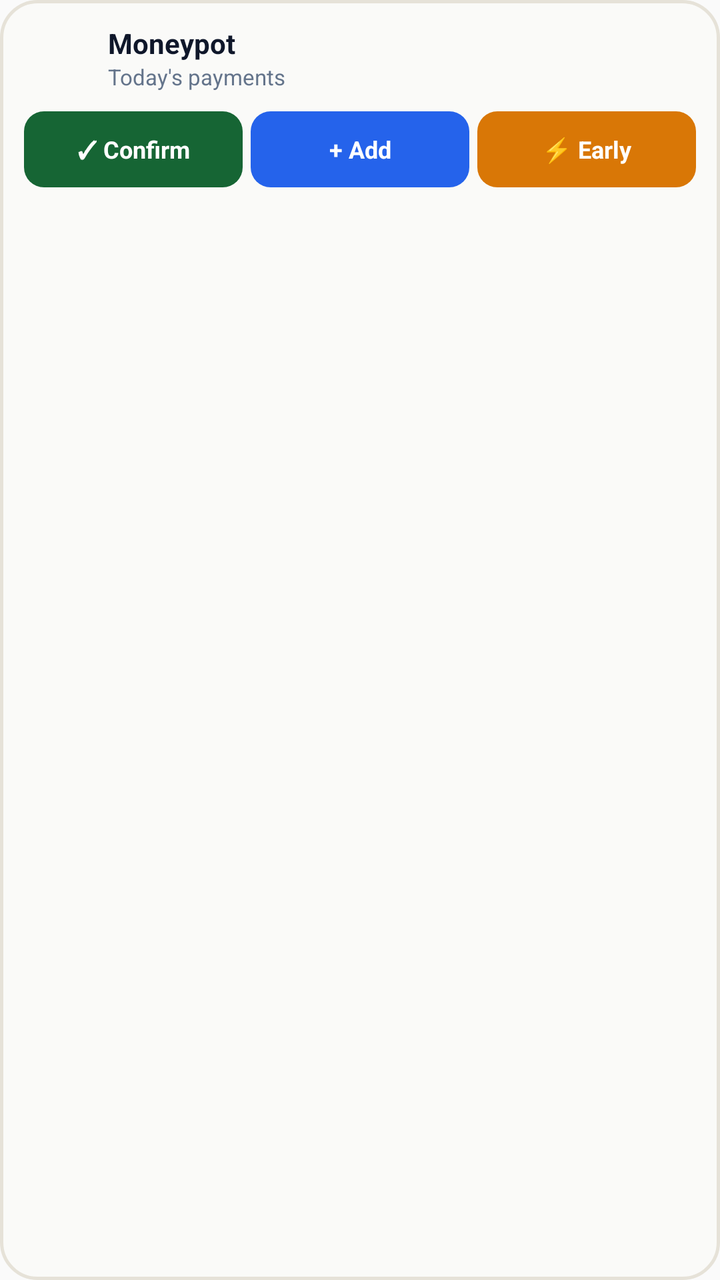
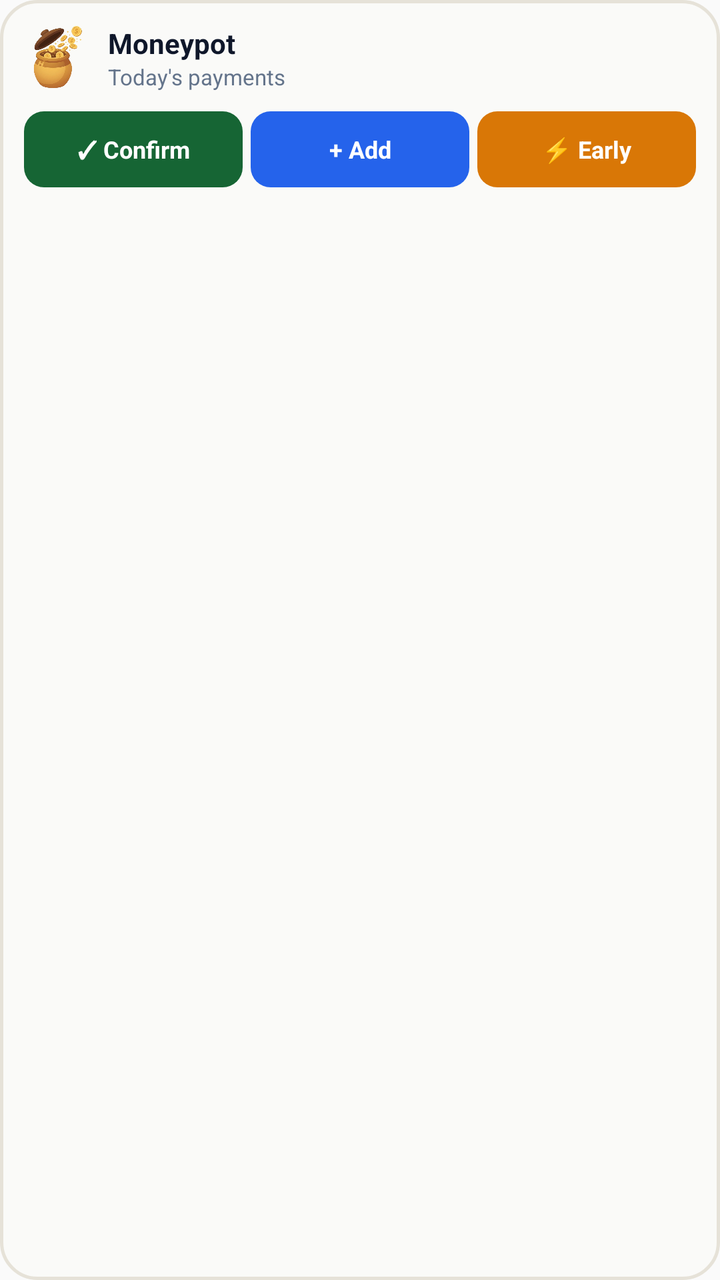

Two renders of the same Android screen: before a commit and after it. Below are the layout's source before the change and the commit's diff.
<!-- AndroidManifest.xml: application theme AppTheme -->
<!-- res/layout/moneypot_widget.xml -->
<?xml version="1.0" encoding="utf-8"?>
<LinearLayout xmlns:android="http://schemas.android.com/apk/res/android"
    android:id="@+id/widget_root"
    android:layout_width="match_parent"
    android:layout_height="match_parent"
    android:orientation="vertical"
    android:background="@drawable/widget_bg"
    android:padding="12dp">

    
    <LinearLayout
        android:id="@+id/widget_header"
        android:layout_width="match_parent"
        android:layout_height="wrap_content"
        android:orientation="horizontal"
        android:gravity="center_vertical">

        <ImageView
            android:id="@+id/widget_logo"
            android:layout_width="32dp"
            android:layout_height="32dp"
            android:src="@mipmap/ic_launcher"
            android:contentDescription="Moneypot Logo" />

        <LinearLayout
            android:layout_width="0dp"
            android:layout_height="wrap_content"
            android:layout_weight="1"
            android:orientation="vertical"
            android:layout_marginStart="10dp">

            <TextView
                android:id="@+id/widget_title"
                android:layout_width="wrap_content"
                android:layout_height="wrap_content"
                android:text="Moneypot"
                android:textColor="#0F172A"
                android:textSize="14sp"
                android:textStyle="bold" />

            <TextView
                android:id="@+id/widget_status_text"
                android:layout_width="wrap_content"
                android:layout_height="wrap_content"
                android:text="Today's payments"
                android:textColor="#64748B"
                android:textSize="11sp" />
        </LinearLayout>

        <TextView
            android:id="@+id/widget_amount_text"
            android:layout_width="wrap_content"
            android:layout_height="wrap_content"
            android:text=""
            android:textColor="#0F172A"
            android:textSize="13sp"
            android:textStyle="bold" />
    </LinearLayout>

    <View
        android:layout_width="match_parent"
        android:layout_height="10dp" />

    
    <LinearLayout
        android:layout_width="match_parent"
        android:layout_height="wrap_content"
        android:orientation="horizontal"
        android:gravity="center">

        <TextView
            android:id="@+id/widget_btn_confirm"
            android:layout_width="0dp"
            android:layout_height="38dp"
            android:layout_weight="1"
            android:layout_marginEnd="4dp"
            android:background="@drawable/widget_btn_confirm_bg"
            android:gravity="center"
            android:text="✓ Confirm"
            android:textColor="#FFFFFF"
            android:textSize="12sp"
            android:textStyle="bold"
            android:clickable="true"
            android:focusable="true" />

        <TextView
            android:id="@+id/widget_btn_add"
            android:layout_width="0dp"
            android:layout_height="38dp"
            android:layout_weight="1"
            android:layout_marginEnd="4dp"
            android:background="@drawable/widget_btn_add_bg"
            android:gravity="center"
            android:text="+ Add"
            android:textColor="#FFFFFF"
            android:textSize="12sp"
            android:textStyle="bold"
            android:clickable="true"
            android:focusable="true" />

        <TextView
            android:id="@+id/widget_btn_early"
            android:layout_width="0dp"
            android:layout_height="38dp"
            android:layout_weight="1"
            android:background="@drawable/widget_btn_early_bg"
            android:gravity="center"
            android:text="⚡ Early"
            android:textColor="#FFFFFF"
            android:textSize="12sp"
            android:textStyle="bold"
            android:clickable="true"
            android:focusable="true" />
    </LinearLayout>

</LinearLayout>
<!-- resources referenced by this layout -->
<resources>
  <!-- drawable widget_bg (drawable) -->
  <?xml version="1.0" encoding="utf-8"?>
  <shape xmlns:android="http://schemas.android.com/apk/res/android"
      android:shape="rectangle">
      <solid android:color="#FAFAF8" />
      <stroke
          android:width="1.5dp"
          android:color="#E6E2D8" />
      <corners android:radius="18dp" />
  </shape>
  <!-- drawable widget_btn_add_bg (drawable) -->
  <?xml version="1.0" encoding="utf-8"?>
  <shape xmlns:android="http://schemas.android.com/apk/res/android"
      android:shape="rectangle">
      <solid android:color="#2563EB" />
      <corners android:radius="10dp" />
  </shape>
  <!-- drawable widget_btn_confirm_bg (drawable) -->
  <?xml version="1.0" encoding="utf-8"?>
  <shape xmlns:android="http://schemas.android.com/apk/res/android"
      android:shape="rectangle">
      <solid android:color="#166534" />
      <corners android:radius="10dp" />
  </shape>
  <!-- drawable widget_btn_early_bg (drawable) -->
  <?xml version="1.0" encoding="utf-8"?>
  <shape xmlns:android="http://schemas.android.com/apk/res/android"
      android:shape="rectangle">
      <solid android:color="#D97706" />
      <corners android:radius="10dp" />
  </shape>
  <!-- mipmap ic_launcher (mipmap-anydpi-v26) -->
  <?xml version="1.0" encoding="utf-8"?>
  <adaptive-icon xmlns:android="http://schemas.android.com/apk/res/android">
      <background android:drawable="@mipmap/ic_launcher_background"/>
      <foreground android:drawable="@mipmap/ic_launcher_foreground"/>
      <monochrome android:drawable="@mipmap/ic_launcher_monochrome"/>
  </adaptive-icon>
  <style name="AppTheme" parent="Theme.AppCompat.DayNight.NoActionBar">
      <item name="android:editTextBackground">@drawable/rn_edit_text_material</item>
      <item name="colorPrimary">@color/colorPrimary</item>
      <item name="android:statusBarColor">@android:color/transparent</item>
      <item name="android:navigationBarColor">@android:color/transparent</item>
    </style>
  <!-- drawable rn_edit_text_material (drawable) -->
  <?xml version="1.0" encoding="utf-8"?>
  <inset xmlns:android="http://schemas.android.com/apk/res/android"
         android:insetLeft="@dimen/abc_edit_text_inset_horizontal_material"
         android:insetRight="@dimen/abc_edit_text_inset_horizontal_material"
         android:insetTop="@dimen/abc_edit_text_inset_top_material"
         android:insetBottom="@dimen/abc_edit_text_inset_bottom_material"
         >
  
      <selector>
          
          <item android:state_enabled="false" android:drawable="@drawable/abc_textfield_default_mtrl_alpha"/>
          <item android:drawable="@drawable/abc_textfield_activated_mtrl_alpha"/>
      </selector>
  
  </inset>
  <color name="colorPrimary">#023c69</color>
</resources>

<!-- the commit's change to res/layout/moneypot_widget.xml (unified diff, before → after) -->
@@ -19,7 +19,7 @@
             android:id="@+id/widget_logo"
             android:layout_width="32dp"
             android:layout_height="32dp"
-            android:src="@mipmap/ic_launcher"
+            android:src="@drawable/widget_logo"
             android:contentDescription="Moneypot Logo" />
 
         <LinearLayout
@@ -57,15 +57,12 @@
             android:textStyle="bold" />
     </LinearLayout>
 
-    <View
-        android:layout_width="match_parent"
-        android:layout_height="10dp" />
-
     
     <LinearLayout
         android:layout_width="match_parent"
         android:layout_height="wrap_content"
         android:orientation="horizontal"
+        android:layout_marginTop="10dp"
         android:gravity="center">
 
         <TextView
@@ -79,9 +76,7 @@
             android:text="✓ Confirm"
             android:textColor="#FFFFFF"
             android:textSize="12sp"
-            android:textStyle="bold"
-            android:clickable="true"
-            android:focusable="true" />
+            android:textStyle="bold" />
 
         <TextView
             android:id="@+id/widget_btn_add"
@@ -94,9 +89,7 @@
             android:text="+ Add"
             android:textColor="#FFFFFF"
             android:textSize="12sp"
-            android:textStyle="bold"
-            android:clickable="true"
-            android:focusable="true" />
+            android:textStyle="bold" />
 
         <TextView
             android:id="@+id/widget_btn_early"
@@ -108,9 +101,7 @@
             android:text="⚡ Early"
             android:textColor="#FFFFFF"
             android:textSize="12sp"
-            android:textStyle="bold"
-            android:clickable="true"
-            android:focusable="true" />
+            android:textStyle="bold" />
     </LinearLayout>
 
 </LinearLayout>
<!-- resource entries referenced after the edit -->
@@ -31,13 +31,7 @@
       <solid android:color="#D97706" />
       <corners android:radius="10dp" />
   </shape>
-  <!-- mipmap ic_launcher (mipmap-anydpi-v26) -->
-  <?xml version="1.0" encoding="utf-8"?>
-  <adaptive-icon xmlns:android="http://schemas.android.com/apk/res/android">
-      <background android:drawable="@mipmap/ic_launcher_background"/>
-      <foreground android:drawable="@mipmap/ic_launcher_foreground"/>
-      <monochrome android:drawable="@mipmap/ic_launcher_monochrome"/>
-  </adaptive-icon>
+  <!-- drawable widget_logo: png bitmap (drawable, 221404 bytes) -->
   <style name="AppTheme" parent="Theme.AppCompat.DayNight.NoActionBar">
       <item name="android:editTextBackground">@drawable/rn_edit_text_material</item>
       <item name="colorPrimary">@color/colorPrimary</item>
